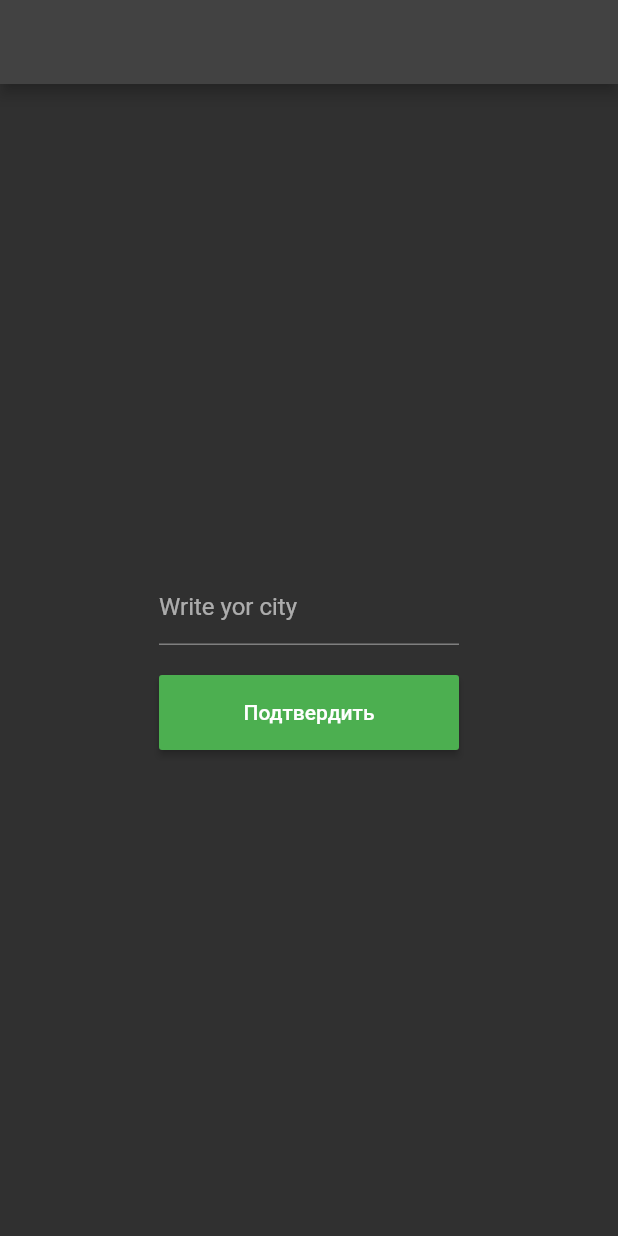
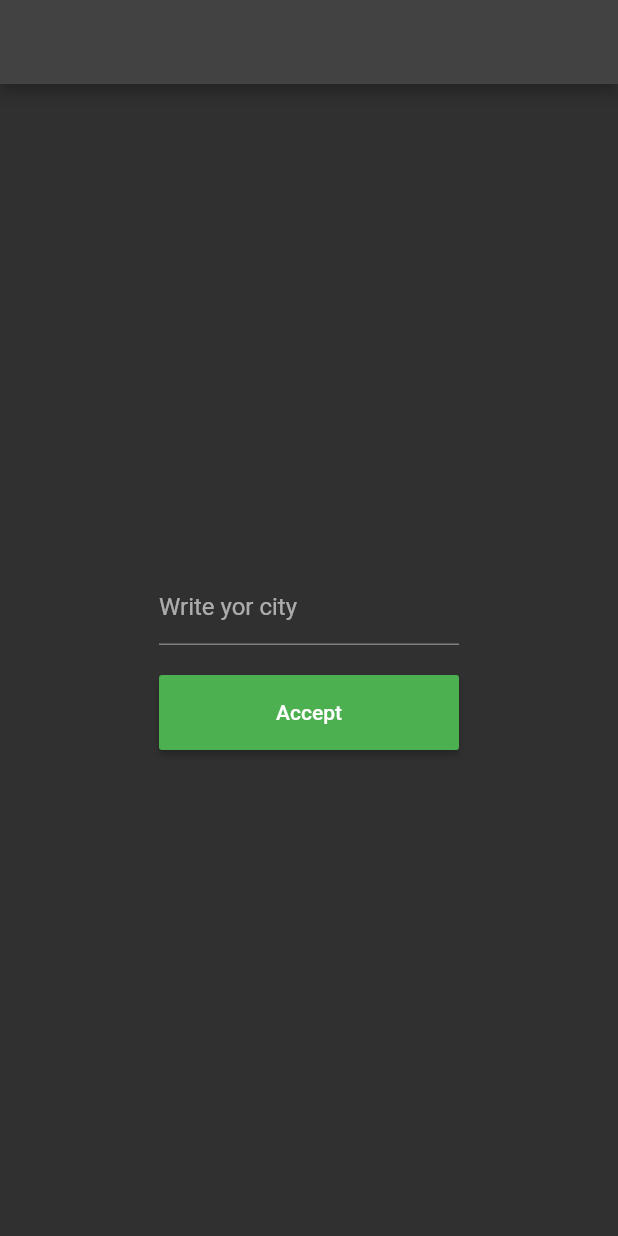
Before and after one commit to gangsterpp/weather_task, a Flutter app: the screen it shows after launch, on a phone screen of 412 x 824 dp. Run offline on Flutter 3.47's test engine with Material 2 defaults, Android fonts, the phone set to English and light mode, and no system bars; our stand-ins replace dio, equatable, flutter_bloc; missing offline and left inert: dart:ffi.

Commit message:
engl words

```diff
--- a/lib/home/home.page.dart
+++ b/lib/home/home.page.dart
@@ -42,7 +42,7 @@ class _HomePageState extends State<HomePage> {
                   height: 50,
                   child: MaterialButton(
                     color: Colors.green,
-                    child: const Text('Подтвердить'),
+                    child: const Text('Accept'),
                     onPressed: _onAccept,
                   ),
                 ),
```
